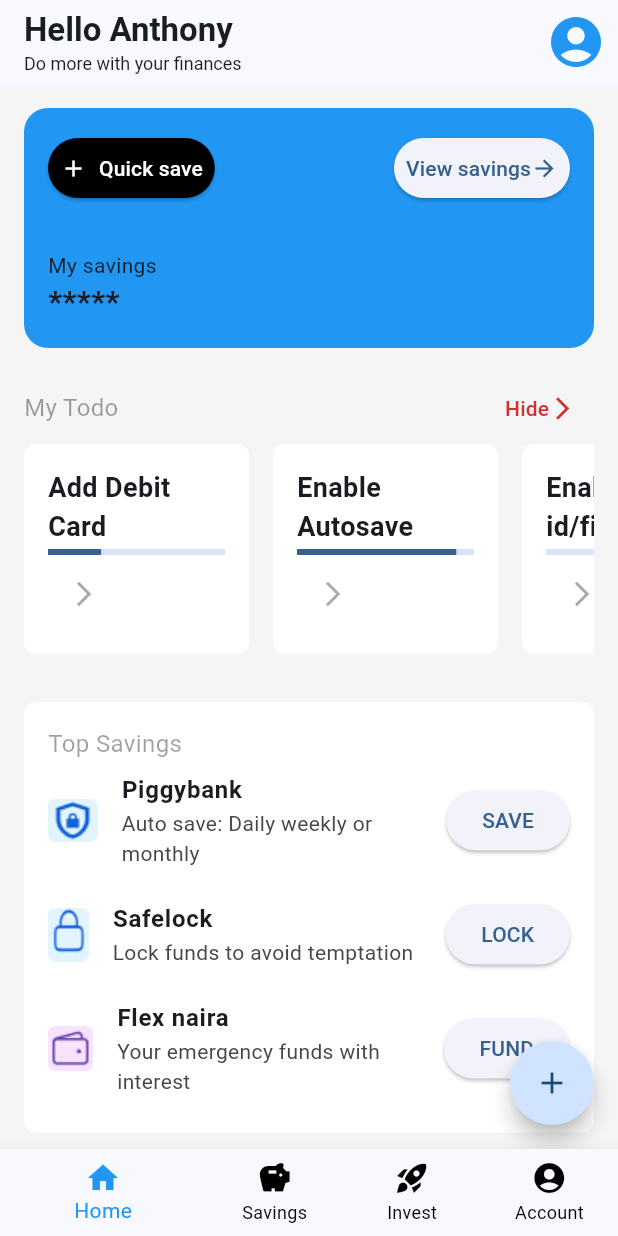
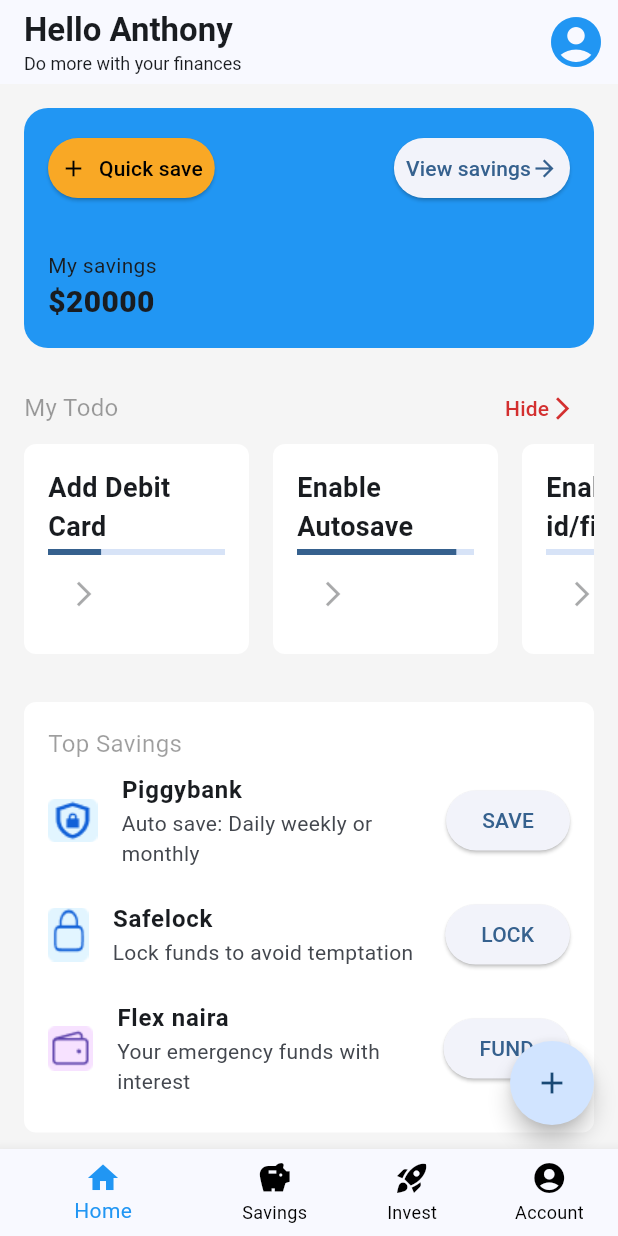
Before and after one commit to ANTONINEUTRON/wtm_savings_app, a Flutter app: the screen it shows after launch, on a phone screen of 412 x 824 dp. Run offline on Flutter 3.47's test engine with Material 3 defaults, Android fonts, the phone set to English and light mode, and no system bars.

Commit message:
February 21 2024 class

```diff
--- a/lib/features/home/pages/home_view.dart
+++ b/lib/features/home/pages/home_view.dart
@@ -43,7 +43,25 @@ class HomeView extends StatelessWidget {
       body: ListView(
         padding: EdgeInsets.all(16.0),
         children: [
-          SavingDetailsCard(),
+          SavingDetailsCard(
+            balance: "\$20000",
+            topRightWidget: ElevatedButton(
+              onPressed: () {},
+              child: Row(
+                mainAxisSize: MainAxisSize.min,
+                children: [
+                  Text("View savings"),
+                  Icon(Icons.arrow_forward),
+                ],
+              ),
+              style: ElevatedButton.styleFrom(
+                  padding: EdgeInsets.symmetric(
+                      vertical: 0,
+                      horizontal: 8
+                  )
+              ),
+            ),
+          ),
           MyTodoSection(),
           TopSavingsSection(),
           SuggestionsSection(),
--- a/lib/features/home/widgets/saving_details_card.dart
+++ b/lib/features/home/widgets/saving_details_card.dart
@@ -3,7 +3,12 @@ import 'package:flutter/material.dart';
 class SavingDetailsCard extends StatelessWidget {
   const SavingDetailsCard({
     super.key,
+    required this.topRightWidget,
+    required this.balance,
   });
+
+  final Widget topRightWidget;
+  final String balance;
 
   @override
   Widget build(BuildContext context) {
@@ -25,29 +30,14 @@ class SavingDetailsCard extends StatelessWidget {
                   vertical: 0,
                   horizontal: 8,
                 ),
-                backgroundColor: Colors.black,
-                foregroundColor: Colors.white
+                backgroundColor: Colors.yellow.shade800,
+                foregroundColor: Colors.black
             ),
           ),
           Positioned(
             top: 0,
             right: 0,
-            child: ElevatedButton(
-              onPressed: () {},
-              child: Row(
-                mainAxisSize: MainAxisSize.min,
-                children: [
-                  Text("View savings"),
-                  Icon(Icons.arrow_forward),
-                ],
-              ),
-              style: ElevatedButton.styleFrom(
-                  padding: EdgeInsets.symmetric(
-                      vertical: 0,
-                      horizontal: 8
-                  )
-              ),
-            ),
+            child: topRightWidget
           ),
           Positioned(
               bottom: 0,
@@ -57,7 +47,7 @@ class SavingDetailsCard extends StatelessWidget {
                 children: [
                   Text("My savings"),
                   Text(
-                    "*****",
+                    balance,
                     style: TextStyle(
                         fontWeight: FontWeight.w900,
                         fontSize: 20
--- a/lib/main.dart
+++ b/lib/main.dart
@@ -12,11 +12,12 @@ class MyApp extends StatelessWidget {
   Widget build(BuildContext context) {
     return MaterialApp(
       title: 'Flutter Demo',
+      debugShowCheckedModeBanner: false,
       theme: ThemeData(
         primaryColor: Colors.blue,
         colorScheme: ColorScheme.fromSeed(seedColor: Colors.blue),
         useMaterial3: true,
-        scaffoldBackgroundColor: Colors.grey.shade100
+        scaffoldBackgroundColor: Colors.grey.shade100,
       ),
       home: HomePage(),
     );
```
Also changed, not shown: lib/features/savings/pages/savings_view.dart (+31 -1 lines), lib/features/savings/widgets/strict_savings_section.dart (added, +84 -0 lines).
